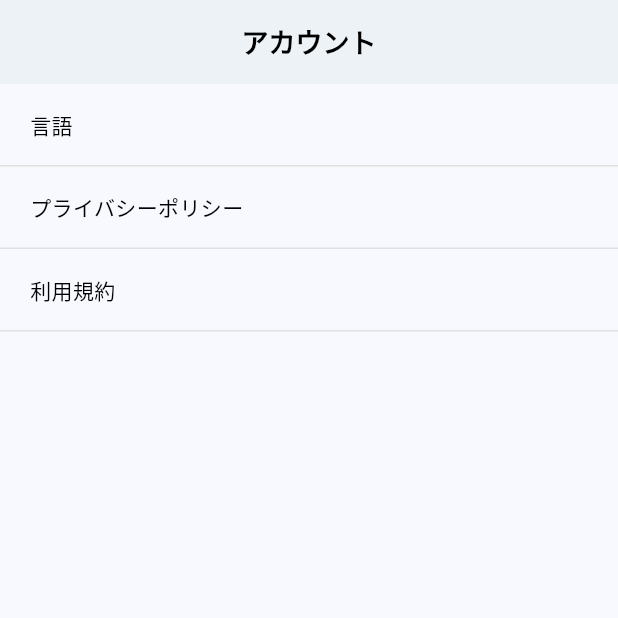
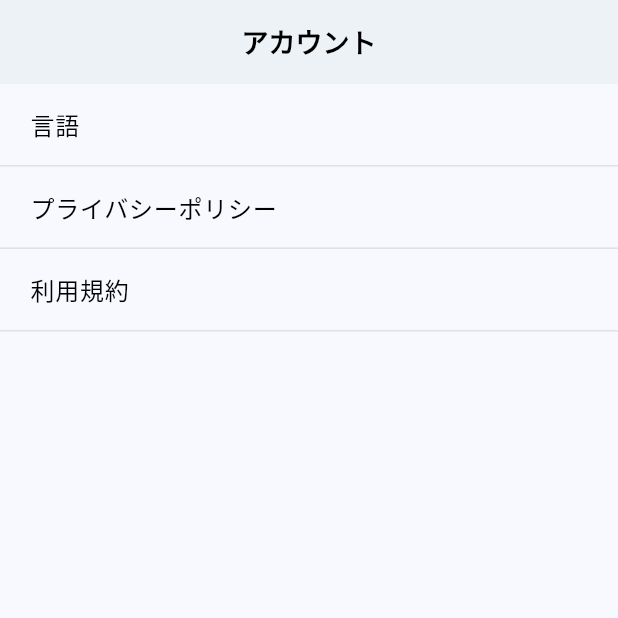
Before and after one commit to and2long/flutter_project_template, a Flutter app: the screen it shows after launch, swiped to page 2, on a phone screen of 412 x 824 dp, the top half of it. Run offline on Flutter 3.47's test engine with Material 3 defaults, Android fonts, the phone set to English and light mode, and no system bars; our stand-ins replace cached_network_image, dio, flutter_smart_dialog, flutter_spinkit, fluttertoast, shared_preferences; missing offline and left inert: flutter_ytlog, flutter_ytnavigator.

Commit message:
优化 YTTile

```diff
--- a/lib/components/yt_tile.dart
+++ b/lib/components/yt_tile.dart
@@ -5,6 +5,7 @@ class YTTile extends StatelessWidget {
   final Widget? leading;
   final Widget? trailing;
   final bool? hideLeading;
+  final bool? showTopBorder;
   final String title;
   final String? subtitle;
   final GestureTapCallback? onTap;
@@ -16,6 +17,7 @@ class YTTile extends StatelessWidget {
     this.subtitle,
     this.onTap,
     this.hideLeading,
+    this.showTopBorder,
   });
 
   @override
@@ -26,7 +28,12 @@ class YTTile extends StatelessWidget {
         height: tileHeight,
         padding: const EdgeInsets.symmetric(horizontal: 20),
         decoration: BoxDecoration(
-          border: Border(bottom: Divider.createBorderSide(context)),
+          border: Border(
+            bottom: Divider.createBorderSide(context),
+            top: (showTopBorder ?? false)
+                ? Divider.createBorderSide(context)
+                : BorderSide.none,
+          ),
         ),
         child: Row(
           mainAxisAlignment: MainAxisAlignment.spaceBetween,
@@ -41,7 +48,10 @@ class YTTile extends StatelessWidget {
                     child: leading,
                   ),
                 ),
-                Text(title),
+                Text(
+                  title,
+                  style: Theme.of(context).textTheme.bodyLarge,
+                ),
               ],
             ),
             Row(
```
